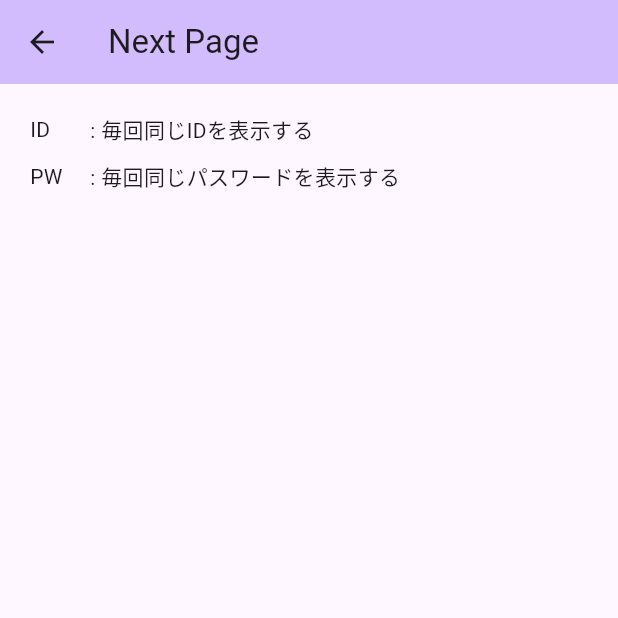
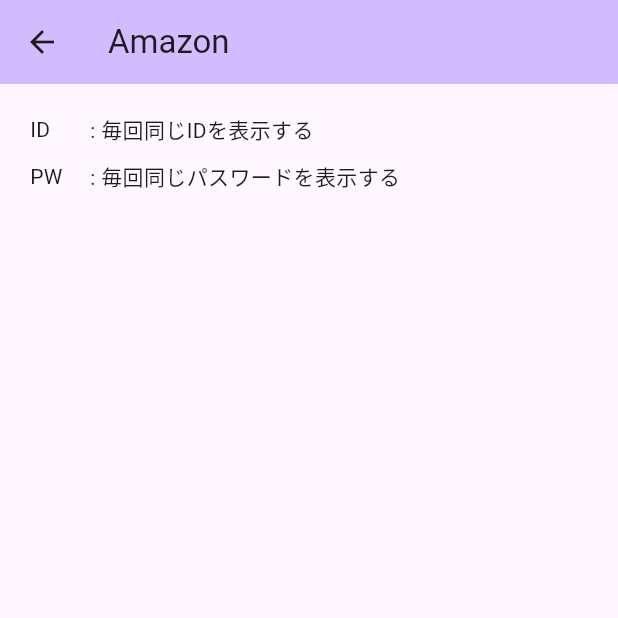
Before and after one commit to hibriiiiidge/practice__flutter-app, a Flutter app: the screen it shows after launch, after a tap on "Amazon", on a phone screen of 412 x 824 dp, the top half of it. Run offline on Flutter 3.47's test engine with Material 2 defaults, Android fonts, the phone set to English and light mode, and no system bars.

Commit message:
Use constractor

```diff
--- a/lib/main.dart
+++ b/lib/main.dart
@@ -52,7 +52,7 @@ class _MyHomePageState extends State<MyHomePage> {
                     Navigator.push(
                       context,
                       MaterialPageRoute(
-                        builder: (context) => const NextPage(),
+                        builder: (context) => NextPage(titleList[index]),
                       ),
                     );
                   },
--- a/lib/next_page.dart
+++ b/lib/next_page.dart
@@ -1,14 +1,15 @@
 import 'package:flutter/material.dart';
 
 class NextPage extends StatelessWidget {
-  const NextPage({super.key});
+  final String title;
+  const NextPage(this.title, {super.key});
 
   @override
   Widget build(BuildContext context) {
     return Scaffold(
       appBar: AppBar(
         backgroundColor: Theme.of(context).colorScheme.inversePrimary,
-        title: const Text('Next Page'),
+        title: Text(title),
       ),
       body: const Padding(
         padding: EdgeInsets.all(20.0),
```
